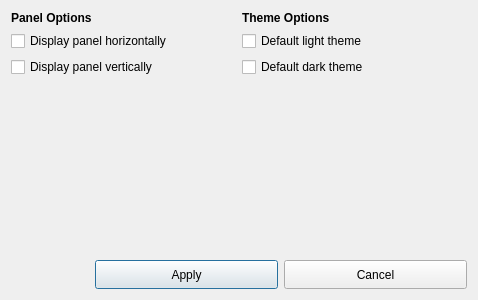
Above: defaultlook.ui from MX-Linux/mx-defaultlook before the change. Below: the same form after it.
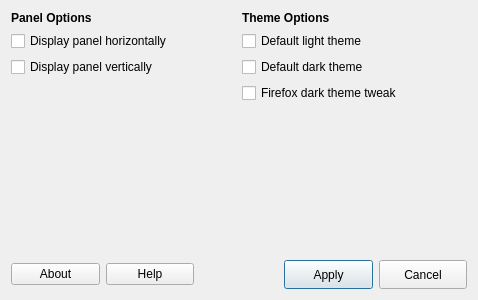
That is the form after the change. Icons and pictures are not drawn.

Commit message: added firefox tweak feature

```diff
--- a/defaultlook.ui
+++ b/defaultlook.ui
@@ -74,7 +74,17 @@
       </property>
      </widget>
     </item>
-    <item row="3" column="0" colspan="2">
+    <item row="3" column="1">
+     <widget class="QCheckBox" name="checkFirefox">
+      <property name="toolTip">
+       <string>Fix some website fields when using dark theme</string>
+      </property>
+      <property name="text">
+       <string>Firefox dark theme tweak</string>
+      </property>
+     </widget>
+    </item>
+    <item row="4" column="0">
      <spacer name="verticalSpacer">
       <property name="orientation">
        <enum>Qt::Vertical</enum>
@@ -87,9 +97,9 @@
       </property>
      </spacer>
     </item>
-    <item row="4" column="0" colspan="2">
+    <item row="5" column="0" colspan="2">
      <layout class="QGridLayout" name="gridLayout_2">
-      <item row="0" column="0">
+      <item row="0" column="2">
        <spacer name="horizontalSpacer1">
         <property name="orientation">
          <enum>Qt::Horizontal</enum>
@@ -105,7 +115,7 @@
         </property>
        </spacer>
       </item>
-      <item row="0" column="1">
+      <item row="0" column="3">
        <widget class="QLabel" name="labelMX">
         <property name="maximumSize">
          <size>
@@ -127,7 +137,7 @@
         </property>
        </widget>
       </item>
-      <item row="0" column="2">
+      <item row="0" column="4">
        <spacer name="horizontalSpacer2">
         <property name="orientation">
          <enum>Qt::Horizontal</enum>
@@ -143,7 +153,7 @@
         </property>
        </spacer>
       </item>
-      <item row="0" column="3">
+      <item row="0" column="5">
        <widget class="QPushButton" name="buttonApply">
         <property name="sizePolicy">
          <sizepolicy hsizetype="Minimum" vsizetype="Preferred">
@@ -169,7 +179,7 @@
         </property>
        </widget>
       </item>
-      <item row="0" column="4">
+      <item row="0" column="6">
        <widget class="QPushButton" name="buttonCancel">
         <property name="sizePolicy">
          <sizepolicy hsizetype="Minimum" vsizetype="Preferred">
@@ -195,6 +205,28 @@
         </property>
        </widget>
       </item>
+      <item row="0" column="0">
+       <widget class="QPushButton" name="buttonAbout">
+        <property name="text">
+         <string>About</string>
+        </property>
+        <property name="icon">
+         <iconset>
+          <normaloff>../../../usr/share/mx-defaultlook/icons/accessories-text-editor.png</normaloff>../../../usr/share/mx-defaultlook/icons/accessories-text-editor.png</iconset>
+        </property>
+       </widget>
+      </item>
+      <item row="0" column="1">
+       <widget class="QPushButton" name="buttonHelp">
+        <property name="text">
+         <string>Help</string>
+        </property>
+        <property name="icon">
+         <iconset>
+          <normaloff>../../../usr/share/mx-defaultlook/icons/gnome-help.png</normaloff>../../../usr/share/mx-defaultlook/icons/gnome-help.png</iconset>
+        </property>
+       </widget>
+      </item>
      </layout>
     </item>
    </layout>
```
Left out of the diff: 12 changed lines with no effect on the pictures. The commit also changes 6 other files.
